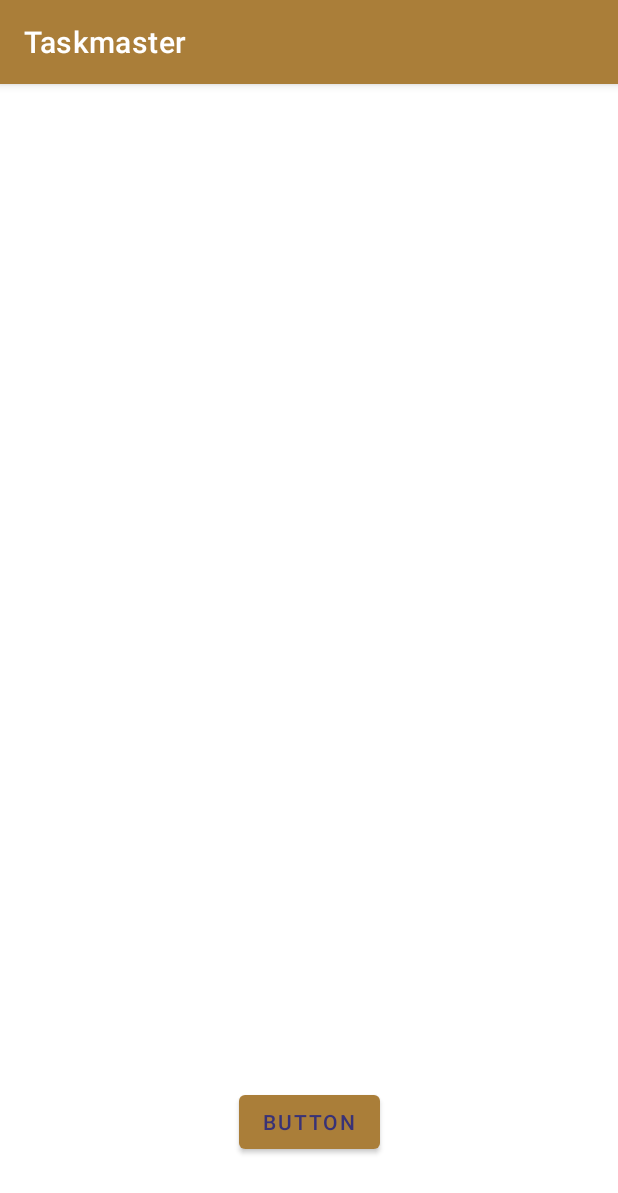
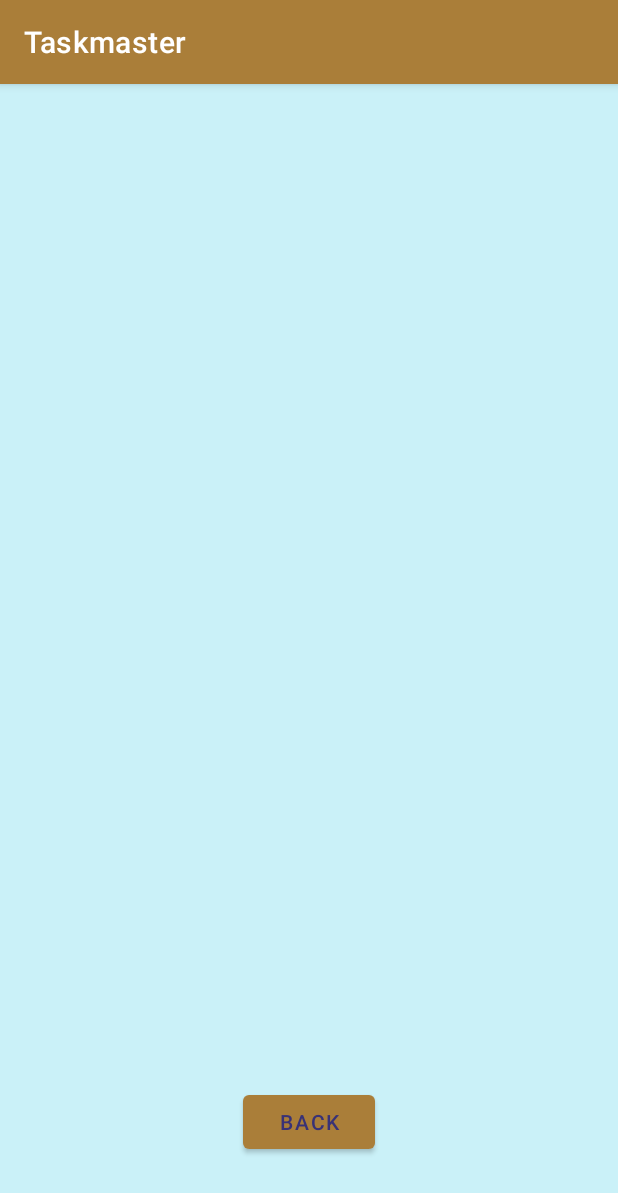
Before and after one commit to nojronatron/taskmaster, an Android app: the TaskDetailActivity screen opened directly, with no data from a screen before it, on a phone screen of 412 x 824 dp. Shown: the top 1193 px of the screen. Run offline under Robolectric (Android 15) with nearby library versions, the phone set to English and light mode, and no system bars; our stand-ins replace Room's generated code.

Commit message:
udpated color style a little bit.

```diff
--- a/app/src/main/res/layout/activity_add_task.xml
+++ b/app/src/main/res/layout/activity_add_task.xml
@@ -4,6 +4,7 @@
     xmlns:tools="http://schemas.android.com/tools"
     android:layout_width="match_parent"
     android:layout_height="match_parent"
+    android:background="@color/Azure"
     tools:context=".activites.AddTask">
 
     <TextView
--- a/app/src/main/res/layout/activity_all_tasks.xml
+++ b/app/src/main/res/layout/activity_all_tasks.xml
@@ -4,6 +4,7 @@
     xmlns:tools="http://schemas.android.com/tools"
     android:layout_width="match_parent"
     android:layout_height="match_parent"
+    android:background="@color/Azure"
     tools:context=".activites.AllTasks">
 
     <TextView
--- a/app/src/main/res/layout/activity_home.xml
+++ b/app/src/main/res/layout/activity_home.xml
@@ -4,6 +4,7 @@
     xmlns:tools="http://schemas.android.com/tools"
     android:layout_width="match_parent"
     android:layout_height="match_parent"
+    android:background="@color/Azure"
     tools:context=".HomeActivity">
 
     <TextView
--- a/app/src/main/res/layout/activity_task_detail.xml
+++ b/app/src/main/res/layout/activity_task_detail.xml
@@ -5,6 +5,7 @@
     android:id="@+id/taskDetailBackground"
     android:layout_width="match_parent"
     android:layout_height="match_parent"
+    android:background="@color/Azure"
     tools:context=".activites.TaskDetailActivity">
 
     <TextView
@@ -26,7 +27,7 @@
         android:layout_marginStart="100dp"
         android:layout_marginEnd="100dp"
         android:layout_marginBottom="52dp"
-        android:text="Button"
+        android:text="Back"
         app:layout_constraintBottom_toBottomOf="parent"
         app:layout_constraintEnd_toEndOf="parent"
         app:layout_constraintStart_toStartOf="parent" />
--- a/app/src/main/res/layout/activity_user_settings.xml
+++ b/app/src/main/res/layout/activity_user_settings.xml
@@ -4,6 +4,7 @@
     xmlns:tools="http://schemas.android.com/tools"
     android:layout_width="match_parent"
     android:layout_height="match_parent"
+    android:background="@color/Azure"
     tools:context=".fragments.UserSettings">
 
     <TextView
--- a/app/src/main/res/values/colors.xml
+++ b/app/src/main/res/values/colors.xml
@@ -13,4 +13,5 @@
     <color name="opposite_sec">#FF7466EC</color>
     <color name="alt_main">#FF256F5B</color>
     <color name="alt_sec">#FF50EABF</color>
+    <color name="Azure">#CAF1F8</color>
 </resources>
```
